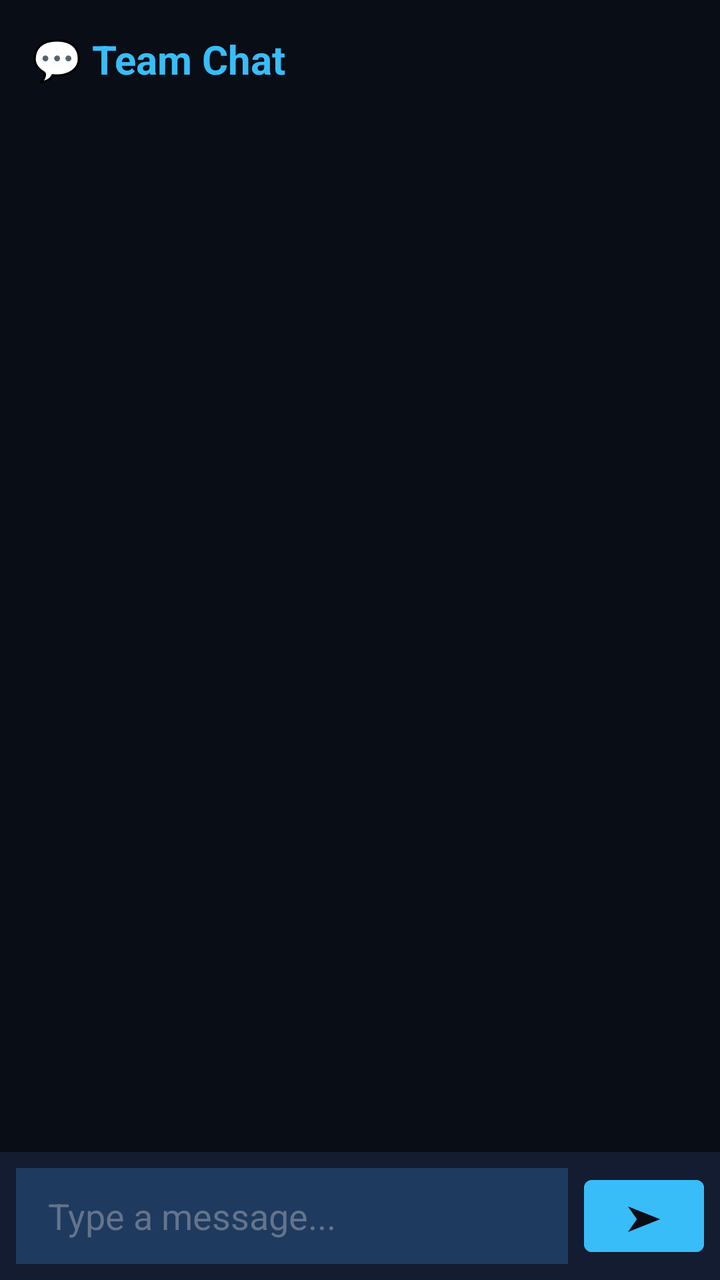
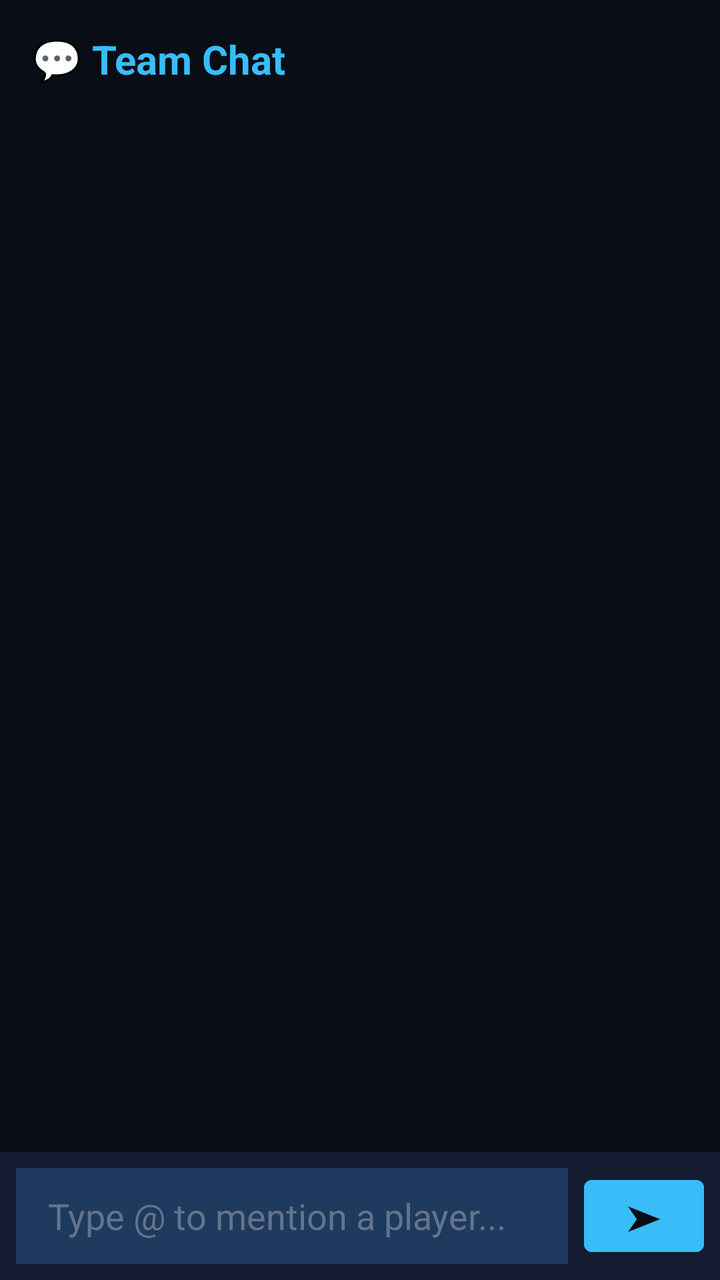

The first picture is an Android layout as it rendered before a commit; the second is the same layout after the commit. The layout source and the unified diff follow.
<!-- AndroidManifest.xml: application theme Theme.ZeroStressManager -->
<!-- res/layout/fragment_chat.xml -->
<?xml version="1.0" encoding="utf-8"?>
<LinearLayout xmlns:android="http://schemas.android.com/apk/res/android"
    android:layout_width="match_parent"
    android:layout_height="match_parent"
    android:orientation="vertical"
    android:background="#090d16">

    <TextView
        android:layout_width="match_parent"
        android:layout_height="wrap_content"
        android:text="💬 Team Chat"
        android:textColor="#38bdf8"
        android:textSize="20sp"
        android:textStyle="bold"
        android:padding="16dp" />

    <ScrollView
        android:id="@+id/chat_scroll"
        android:layout_width="match_parent"
        android:layout_height="0dp"
        android:layout_weight="1">

        <LinearLayout
            android:id="@+id/chat_container"
            android:layout_width="match_parent"
            android:layout_height="wrap_content"
            android:orientation="vertical"
            android:paddingBottom="8dp" />
    </ScrollView>

    <LinearLayout
        android:layout_width="match_parent"
        android:layout_height="wrap_content"
        android:orientation="horizontal"
        android:padding="8dp"
        android:background="#131c31">

        <EditText
            android:id="@+id/message_input"
            android:layout_width="0dp"
            android:layout_height="48dp"
            android:layout_weight="1"
            android:hint="Type a message..."
            android:textColor="#f1f5f9"
            android:textColorHint="#64748b"
            android:background="#1e3a5f"
            android:paddingStart="16dp"
            android:paddingEnd="16dp"
            android:singleLine="true" />

        <Button
            android:id="@+id/send_btn"
            android:layout_width="60dp"
            android:layout_height="48dp"
            android:text="➤"
            android:backgroundTint="#38bdf8"
            android:textColor="#090d16"
            android:textSize="18sp"
            android:layout_marginStart="8dp" />
    </LinearLayout>
</LinearLayout>
<!-- resources referenced by this layout -->
<resources>
  <style name="Theme.ZeroStressManager" parent="Theme.MaterialComponents.DayNight.NoActionBar">
          <item name="colorPrimary">#38bdf8</item>
          <item name="colorPrimaryVariant">#0ea5e9</item>
          <item name="colorOnPrimary">#090d16</item>
          <item name="colorSecondary">#10b981</item>
          <item name="android:windowBackground">#090d16</item>
          <item name="android:statusBarColor">#090d16</item>
          <item name="android:navigationBarColor">#131c31</item>
          <item name="android:windowLightStatusBar">false</item>
      </style>
</resources>

<!-- the commit's change to res/layout/fragment_chat.xml (unified diff, before → after) -->
@@ -28,6 +28,16 @@
             android:paddingBottom="8dp" />
     </ScrollView>
 
+    
+    <LinearLayout
+        android:id="@+id/mention_suggestions"
+        android:layout_width="match_parent"
+        android:layout_height="wrap_content"
+        android:orientation="vertical"
+        android:background="#131c31"
+        android:padding="4dp"
+        android:visibility="gone" />
+
     <LinearLayout
         android:layout_width="match_parent"
         android:layout_height="wrap_content"
@@ -40,7 +50,7 @@
             android:layout_width="0dp"
             android:layout_height="48dp"
             android:layout_weight="1"
-            android:hint="Type a message..."
+            android:hint="Type @ to mention a player..."
             android:textColor="#f1f5f9"
             android:textColorHint="#64748b"
             android:background="#1e3a5f"
